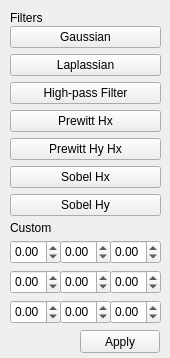
Qt form trabFPI/filters.ui (EduardoVernier/trabFPI) before a commit.
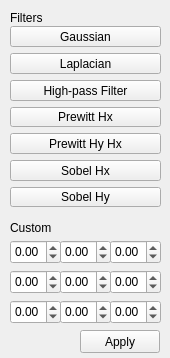
The same form after that commit.

Patch:
```diff
--- a/trabFPI/filters.ui
+++ b/trabFPI/filters.ui
@@ -19,7 +19,7 @@
      <x>10</x>
      <y>26</y>
      <width>151</width>
-     <height>191</height>
+     <height>181</height>
     </rect>
    </property>
    <layout class="QVBoxLayout" name="verticalLayout">
@@ -33,7 +33,7 @@
     <item>
      <widget class="QPushButton" name="laplassianButton">
       <property name="text">
-       <string>Laplassian</string>
+       <string>Laplacian</string>
       </property>
      </widget>
     </item>
```
Left out of the diff: 2 changed lines with no effect on the pictures.
